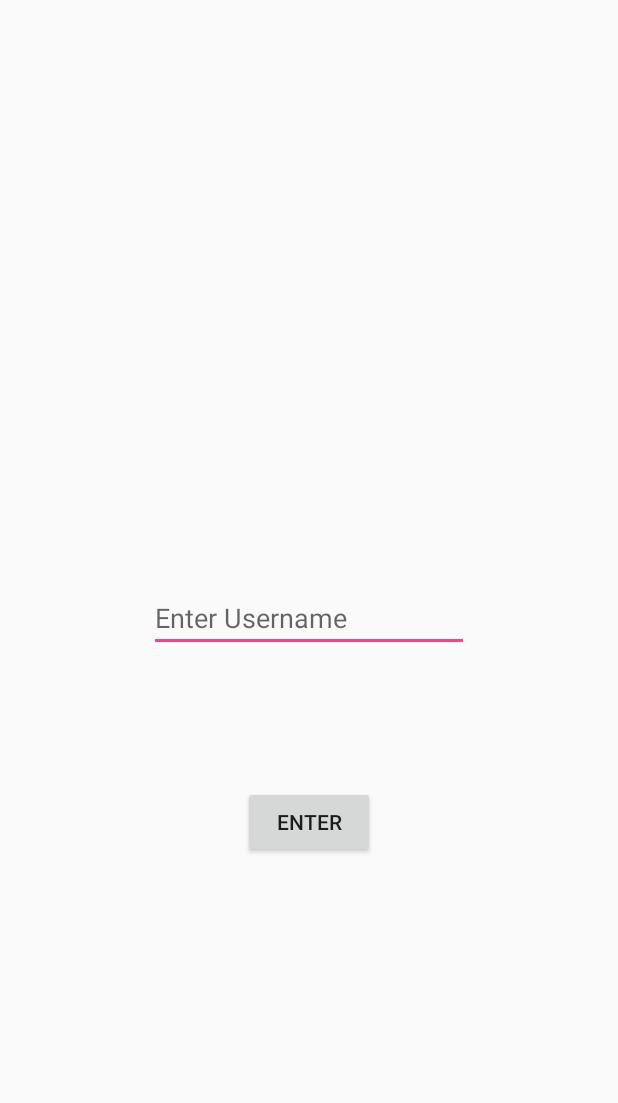
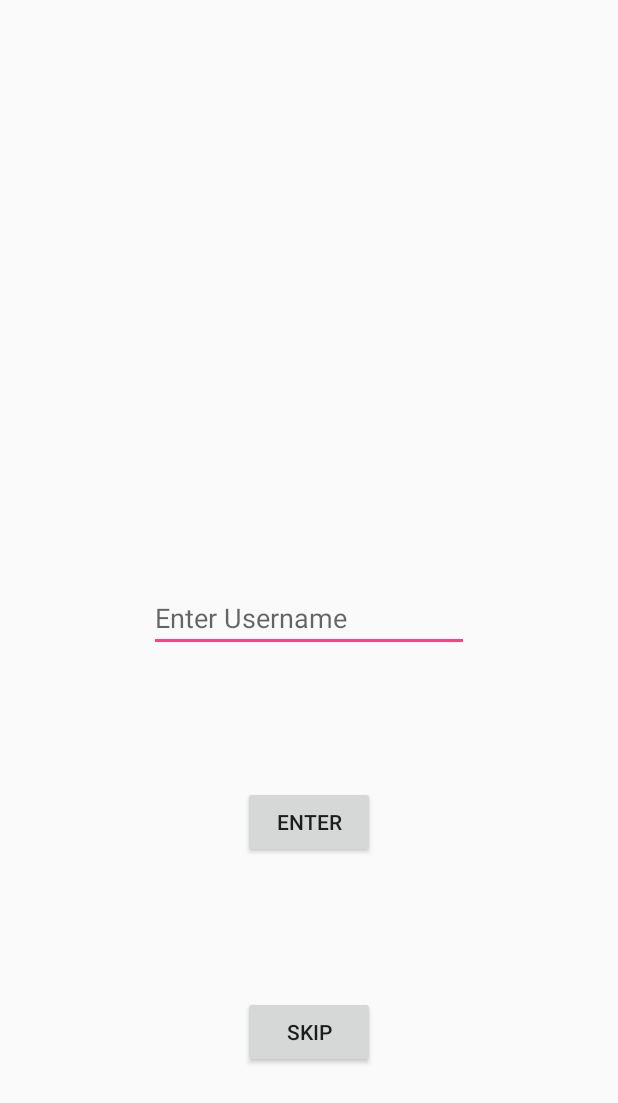
Before and after one commit to DaveSeverns/MyMapChat, an Android app: the screen it shows after launch (RegisterActivity), on a phone screen of 412 x 824 dp. Shown: the top 1103 px of the screen. Run offline under Robolectric (Android 15) with nearby library versions, the phone set to English and light mode, and no system bars; Roboto replaces fonts that are not available here.

```diff
--- a/app/src/main/java/com/sevdev/mymapchat/Controller/RegisterActivity.kt
+++ b/app/src/main/java/com/sevdev/mymapchat/Controller/RegisterActivity.kt
@@ -47,6 +47,11 @@ class RegisterActivity : AppCompatActivity() {
             val call = networkManager?.postPartnerToServer(partner)
             Log.e(ERROR_HERE_TAG, call.toString())
             startActivity(intent)
+        }
+
+        skipButton.setOnClickListener {
+            val skipIntent = Intent(this, ChatActivity::class.java)
+            startActivity(skipIntent)
         }
 
     }
--- a/app/src/main/res/layout/activity_register.xml
+++ b/app/src/main/res/layout/activity_register.xml
@@ -37,4 +37,18 @@
         app:layout_constraintStart_toStartOf="parent"
         app:layout_constraintTop_toBottomOf="@+id/enterName"
         app:layout_constraintVertical_bias="0.25" />
+
+    <Button
+        android:id="@+id/skipButton"
+        android:layout_width="wrap_content"
+        android:layout_height="wrap_content"
+        android:layout_marginBottom="64dp"
+        android:layout_marginEnd="8dp"
+        android:layout_marginStart="8dp"
+        android:layout_marginTop="43dp"
+        android:text="@string/skip"
+        app:layout_constraintBottom_toBottomOf="parent"
+        app:layout_constraintEnd_toEndOf="parent"
+        app:layout_constraintStart_toStartOf="parent"
+        app:layout_constraintTop_toBottomOf="@+id/enter_name_button" />
 </android.support.constraint.ConstraintLayout>
--- a/app/src/main/res/values/strings.xml
+++ b/app/src/main/res/values/strings.xml
@@ -7,4 +7,5 @@
 
     <!-- TODO: Remove or change this placeholder text -->
     <string name="hello_blank_fragment">Hello blank fragment</string>
+    <string name="skip">Skip</string>
 </resources>
```
Also changed, not shown: app/src/main/java/com/sevdev/mymapchat/Controller/ChatActivity.kt (+9 -55 lines), app/src/main/java/com/sevdev/mymapchat/Controller/PartnerListFragment.kt (+17 -5 lines).
